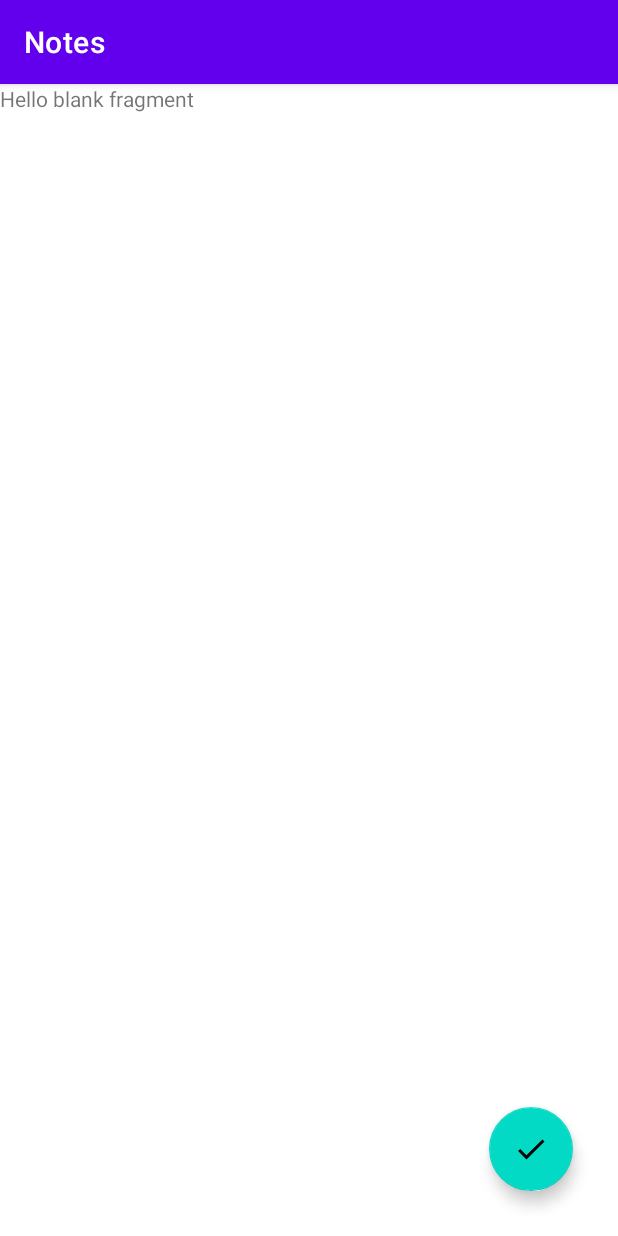
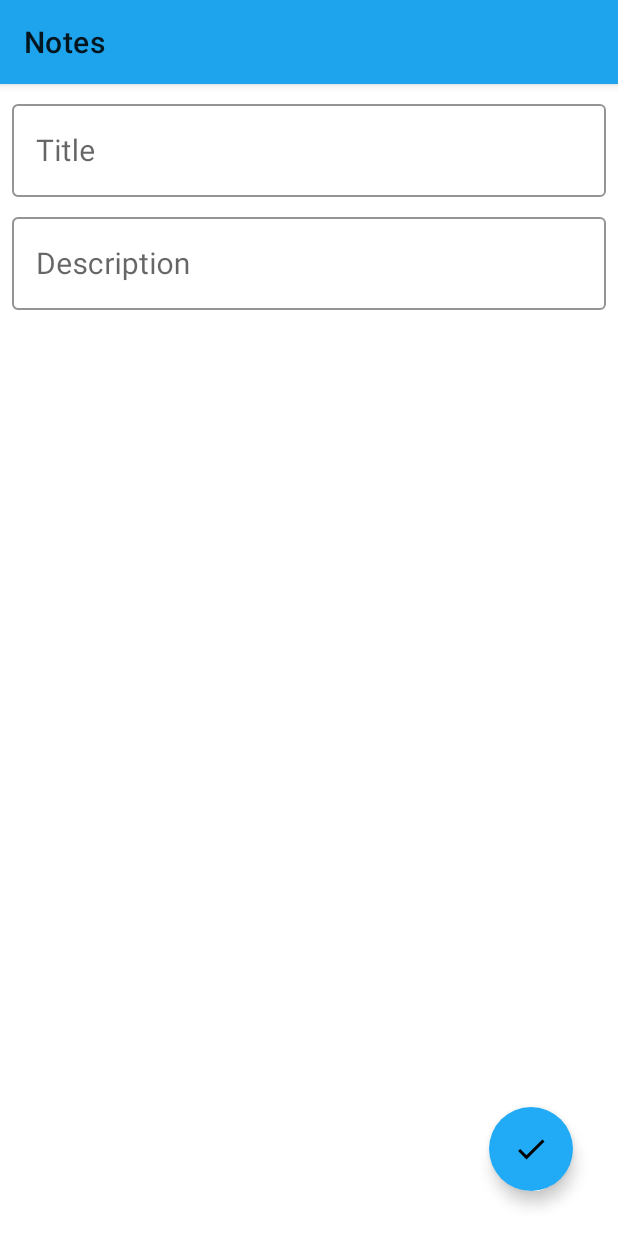
Before and after one commit to KimAdrian/Notes, an Android app: the NewNoteFragment screen opened through its navigation route, on a phone screen of 412 x 824 dp. Run offline under Robolectric (Android 15) with nearby library versions, the phone set to English and light mode, and no system bars; our stand-ins replace Timber, navigation-ui.

Commit message:
Theme changes and recyclerview update

```diff
--- a/app/build.gradle
+++ b/app/build.gradle
@@ -56,4 +56,7 @@ dependencies {
     //Navigation
     implementation "androidx.navigation:navigation-fragment-ktx:2.3.5"
     implementation "androidx.navigation:navigation-ui-ktx:2.3.5"
+
+    //ColorPicker
+    implementation "com.github.skydoves:colorpickerview:2.2.4"
 }
--- a/app/src/main/java/com/kimadrian/notes/NotesApplication.kt
+++ b/app/src/main/java/com/kimadrian/notes/NotesApplication.kt
@@ -4,10 +4,9 @@ import android.app.Application
 import androidx.viewbinding.BuildConfig
 import timber.log.Timber
 
-class NotesApplication: Application() {
+class NotesApplication : Application() {
     override fun onCreate() {
         super.onCreate()
-
         if (BuildConfig.DEBUG){
             Timber.plant(Timber.DebugTree())
         }
--- a/app/src/main/java/com/kimadrian/notes/data/model/Note.kt
+++ b/app/src/main/java/com/kimadrian/notes/data/model/Note.kt
@@ -1,5 +1,6 @@
 package com.kimadrian.notes.data.model
 
+import androidx.room.ColumnInfo
 import androidx.room.Entity
 import androidx.room.PrimaryKey
 
@@ -7,6 +8,8 @@ import androidx.room.PrimaryKey
 data class Note(
     @PrimaryKey(autoGenerate = true)
     val id: Int,
+    @ColumnInfo(name = "title")
     val title: String,
+    @ColumnInfo(name = "description")
     val description: String
 )
--- a/app/src/main/java/com/kimadrian/notes/data/repository/NoteRepository.kt
+++ b/app/src/main/java/com/kimadrian/notes/data/repository/NoteRepository.kt
@@ -5,15 +5,15 @@ import com.kimadrian.notes.data.repository.room.NoteDatabase
 
 class NoteRepository(private val noteDatabase: NoteDatabase) {
 
-    fun insertNote(note: Note){
+    suspend fun insertNote(note: Note){
         noteDatabase.noteDatabaseDao.insertNewNote(note)
     }
 
-    fun updateNote(note: Note){
+    suspend fun updateNote(note: Note){
         noteDatabase.noteDatabaseDao.updateExistingNote(note)
     }
 
-    fun deleteNote(note: Note){
+    suspend fun deleteNote(note: Note){
         noteDatabase.noteDatabaseDao.deleteNote(note)
     }
 
--- a/app/src/main/java/com/kimadrian/notes/ui/MainActivity.kt
+++ b/app/src/main/java/com/kimadrian/notes/ui/MainActivity.kt
@@ -2,7 +2,9 @@ package com.kimadrian.notes.ui
 
 import androidx.appcompat.app.AppCompatActivity
 import android.os.Bundle
+import androidx.navigation.NavController
 import androidx.navigation.findNavController
+import androidx.navigation.ui.NavigationUI
 import com.kimadrian.notes.R
 import com.kimadrian.notes.databinding.ActivityMainBinding
 
@@ -12,9 +14,8 @@ class MainActivity : AppCompatActivity() {
     override fun onCreate(savedInstanceState: Bundle?) {
         super.onCreate(savedInstanceState)
         binding = ActivityMainBinding.inflate(layoutInflater)
+
         setContentView(binding.root)
-
-
 
     }
 
--- a/app/src/main/java/com/kimadrian/notes/ui/view/NewNoteFragment.kt
+++ b/app/src/main/java/com/kimadrian/notes/ui/view/NewNoteFragment.kt
@@ -7,6 +7,7 @@ import android.view.View
 import android.view.ViewGroup
 import com.kimadrian.notes.R
 import com.kimadrian.notes.databinding.FragmentNewNoteBinding
+import timber.log.Timber
 
 class NewNoteFragment : Fragment() {
 
@@ -19,6 +20,13 @@ class NewNoteFragment : Fragment() {
         // Inflate the layout for this fragment
         binding = FragmentNewNoteBinding.inflate(inflater, container, false)
 
+        val title = binding.titleInput.text.toString()
+        val description = binding.descriptionInput.text.toString()
+
+        binding.addNewNoteFab.setOnClickListener {
+            Timber.d(title)
+            Timber.d(description)
+        }
 
         return binding.root
     }
--- a/app/src/main/res/layout/fragment_new_note.xml
+++ b/app/src/main/res/layout/fragment_new_note.xml
@@ -6,11 +6,51 @@
     android:layout_height="match_parent"
     tools:context=".ui.view.NewNoteFragment">
 
-    <!-- TODO: Update blank fragment layout -->
-    <TextView
+    <com.google.android.material.textfield.TextInputLayout
+        android:id="@+id/titleTextInputLayout"
         android:layout_width="match_parent"
-        android:layout_height="match_parent"
-        android:text="@string/hello_blank_fragment" />
+        android:layout_height="wrap_content"
+        android:layout_marginTop="8dp"
+        android:layout_marginStart="8dp"
+        android:layout_marginEnd="8dp"
+        app:layout_constraintTop_toTopOf="parent"
+        app:layout_constraintStart_toStartOf="parent"
+        app:layout_constraintEnd_toEndOf="parent"
+        style="@style/Widget.MaterialComponents.TextInputLayout.OutlinedBox"
+        app:boxStrokeColor="@color/notificationBar">
+
+        <com.google.android.material.textfield.TextInputEditText
+            android:id="@+id/titleInput"
+            android:layout_width="match_parent"
+            android:layout_height="match_parent"
+            android:hint="@string/title"
+            android:textSize="20sp"
+            android:inputType="textMultiLine"/>
+
+    </com.google.android.material.textfield.TextInputLayout>
+
+    <com.google.android.material.textfield.TextInputLayout
+        android:id="@+id/descriptionTextInputLayout"
+        style="@style/Widget.MaterialComponents.TextInputLayout.OutlinedBox"
+        android:layout_width="match_parent"
+        android:layout_height="wrap_content"
+        android:layout_marginStart="8dp"
+        android:layout_marginTop="8dp"
+        android:layout_marginEnd="8dp"
+        app:boxStrokeColor="@color/notificationBar"
+        app:layout_constraintEnd_toEndOf="parent"
+        app:layout_constraintStart_toStartOf="parent"
+        app:layout_constraintTop_toBottomOf="@id/titleTextInputLayout">
+
+        <com.google.android.material.textfield.TextInputEditText
+            android:id="@+id/descriptionInput"
+            android:layout_width="match_parent"
+            android:layout_height="wrap_content"
+            android:hint="@string/description"
+            android:textSize="20sp"
+            android:inputType="textMultiLine"/>
+
+    </com.google.android.material.textfield.TextInputLayout>
 
     <com.google.android.material.floatingactionbutton.FloatingActionButton
         android:id="@+id/addNewNoteFab"
@@ -20,6 +60,8 @@
         android:layout_marginBottom="30dp"
         android:src="@drawable/ic_check"
         app:layout_constraintBottom_toBottomOf="parent"
-        app:layout_constraintEnd_toEndOf="parent" />
+        app:layout_constraintEnd_toEndOf="parent"
+        android:backgroundTint="@color/notificationBar"
+        app:borderWidth="0dp"/>
 
 </androidx.constraintlayout.widget.ConstraintLayout>
--- a/app/src/main/res/values-night/themes.xml
+++ /dev/null
@@ -1,16 +0,0 @@
-<resources xmlns:tools="http://schemas.android.com/tools">
-    <!-- Base application theme. -->
-    <style name="Theme.Notes" parent="Theme.MaterialComponents.DayNight.DarkActionBar">
-        <!-- Primary brand color. -->
-        <item name="colorPrimary">@color/purple_200</item>
-        <item name="colorPrimaryVariant">@color/purple_700</item>
-        <item name="colorOnPrimary">@color/black</item>
-        <!-- Secondary brand color. -->
-        <item name="colorSecondary">@color/teal_200</item>
-        <item name="colorSecondaryVariant">@color/teal_200</item>
-        <item name="colorOnSecondary">@color/black</item>
-        <!-- Status bar color. -->
-        <item name="android:statusBarColor" tools:targetApi="l">?attr/colorPrimaryVariant</item>
-        <!-- Customize your theme here. -->
-    </style>
-</resources>
--- a/app/src/main/res/values/colors.xml
+++ b/app/src/main/res/values/colors.xml
@@ -7,4 +7,6 @@
     <color name="teal_700">#FF018786</color>
     <color name="black">#FF000000</color>
     <color name="white">#FFFFFFFF</color>
+    <color name="notificationBar">#21ABF6</color>
+    <color name="appBar">#1DA4ED</color>
 </resources>
--- a/app/src/main/res/values/strings.xml
+++ b/app/src/main/res/values/strings.xml
@@ -2,4 +2,6 @@
     <string name="app_name">Notes</string>
     <!-- TODO: Remove or change this placeholder text -->
     <string name="hello_blank_fragment">Hello blank fragment</string>
+    <string name="title">Title</string>
+    <string name="description">Description</string>
 </resources>
--- a/app/src/main/res/values/themes.xml
+++ b/app/src/main/res/values/themes.xml
@@ -1,9 +1,9 @@
 <resources xmlns:tools="http://schemas.android.com/tools">
     <!-- Base application theme. -->
-    <style name="Theme.Notes" parent="Theme.MaterialComponents.DayNight.DarkActionBar">
+    <style name="Theme.Notes" parent="Theme.MaterialComponents.Light">
         <!-- Primary brand color. -->
-        <item name="colorPrimary">@color/purple_500</item>
-        <item name="colorPrimaryVariant">@color/purple_700</item>
+        <item name="colorPrimary">@color/appBar</item>
+        <item name="colorPrimaryVariant">@color/notificationBar</item>
         <item name="colorOnPrimary">@color/white</item>
         <!-- Secondary brand color. -->
         <item name="colorSecondary">@color/teal_200</item>
```
Also changed, not shown: app/src/main/java/com/kimadrian/notes/data/repository/room/NoteDatabaseDao.kt (+4 -4 lines), app/src/main/java/com/kimadrian/notes/ui/adapter/NotesRecyclerViewAdapter.kt (added, +25 -0 lines), app/src/main/java/com/kimadrian/notes/ui/viewmodel/NotesViewModel.kt (added, +23 -0 lines), app/src/main/java/com/kimadrian/notes/ui/viewmodel/NotesViewModelFactory.kt (added, +16 -0 lines), app/src/main/res/layout/fragment_notes_home.xml (+9 -4 lines), app/src/main/res/layout/note_recycler_item.xml (added, +48 -0 lines).
